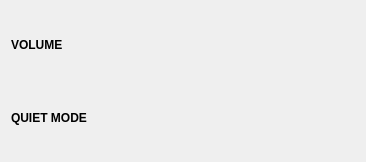
Qt form plugins/AudioPlugin/audioquickwidget.ui (theCheeseboard/thedesk) before a commit.
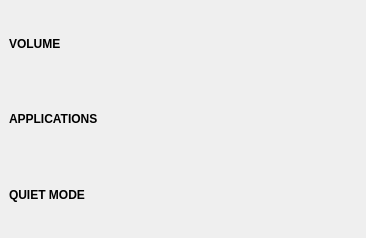
The same form after that commit.

Commit message: Add application volume controls to audio plugin quick widget

```diff
--- a/plugins/AudioPlugin/audioquickwidget.ui
+++ b/plugins/AudioPlugin/audioquickwidget.ui
@@ -7,13 +7,46 @@
     <x>0</x>
     <y>0</y>
     <width>366</width>
-    <height>162</height>
+    <height>238</height>
    </rect>
   </property>
   <property name="windowTitle">
    <string notr="true">Form</string>
   </property>
   <layout class="QVBoxLayout" name="verticalLayout">
+   <property name="spacing">
+    <number>0</number>
+   </property>
+   <property name="leftMargin">
+    <number>0</number>
+   </property>
+   <property name="topMargin">
+    <number>0</number>
+   </property>
+   <property name="rightMargin">
+    <number>0</number>
+   </property>
+   <property name="bottomMargin">
+    <number>0</number>
+   </property>
+   <item>
+    <widget class="QScrollArea" name="scrollArea">
+     <property name="frameShape">
+      <enum>QFrame::NoFrame</enum>
+     </property>
+     <property name="widgetResizable">
+      <bool>true</bool>
+     </property>
+     <widget class="QWidget" name="scrollAreaWidgetContents">
+      <property name="geometry">
+       <rect>
+        <x>0</x>
+        <y>0</y>
+        <width>366</width>
+        <height>238</height>
+       </rect>
+      </property>
+      <layout class="QVBoxLayout" name="verticalLayout_3">
    <item>
     <widget class="QLabel" name="label">
      <property name="font">
@@ -30,6 +63,40 @@
    <item>
     <layout class="QVBoxLayout" name="sinksLayout"/>
    </item>
+       <item>
+        <widget class="QWidget" name="sinkInputsWidget" native="true">
+         <layout class="QVBoxLayout" name="verticalLayout_2">
+          <property name="leftMargin">
+           <number>0</number>
+          </property>
+          <property name="topMargin">
+           <number>0</number>
+          </property>
+          <property name="rightMargin">
+           <number>0</number>
+          </property>
+          <property name="bottomMargin">
+           <number>0</number>
+          </property>
+          <item>
+           <widget class="QLabel" name="label_3">
+            <property name="font">
+             <font>
+              <weight>75</weight>
+              <bold>true</bold>
+             </font>
+            </property>
+            <property name="text">
+             <string>APPLICATIONS</string>
+            </property>
+           </widget>
+          </item>
+          <item>
+           <layout class="QVBoxLayout" name="sinkInputsLayout"/>
+          </item>
+         </layout>
+        </widget>
+       </item>
    <item>
     <widget class="QLabel" name="label_2">
      <property name="font">
@@ -49,6 +116,10 @@
       <number>0</number>
      </property>
     </layout>
+       </item>
+      </layout>
+     </widget>
+    </widget>
    </item>
   </layout>
  </widget>
```
Lines whose indentation alone changed are shown as unchanged. The commit also changes 18 other files.
